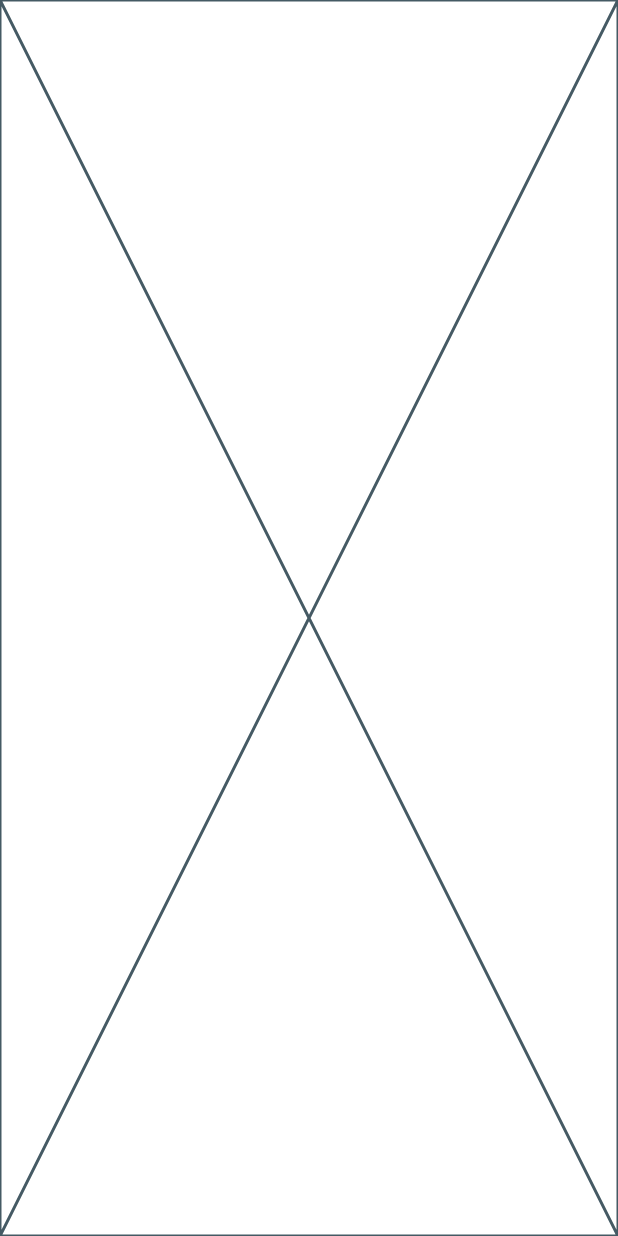
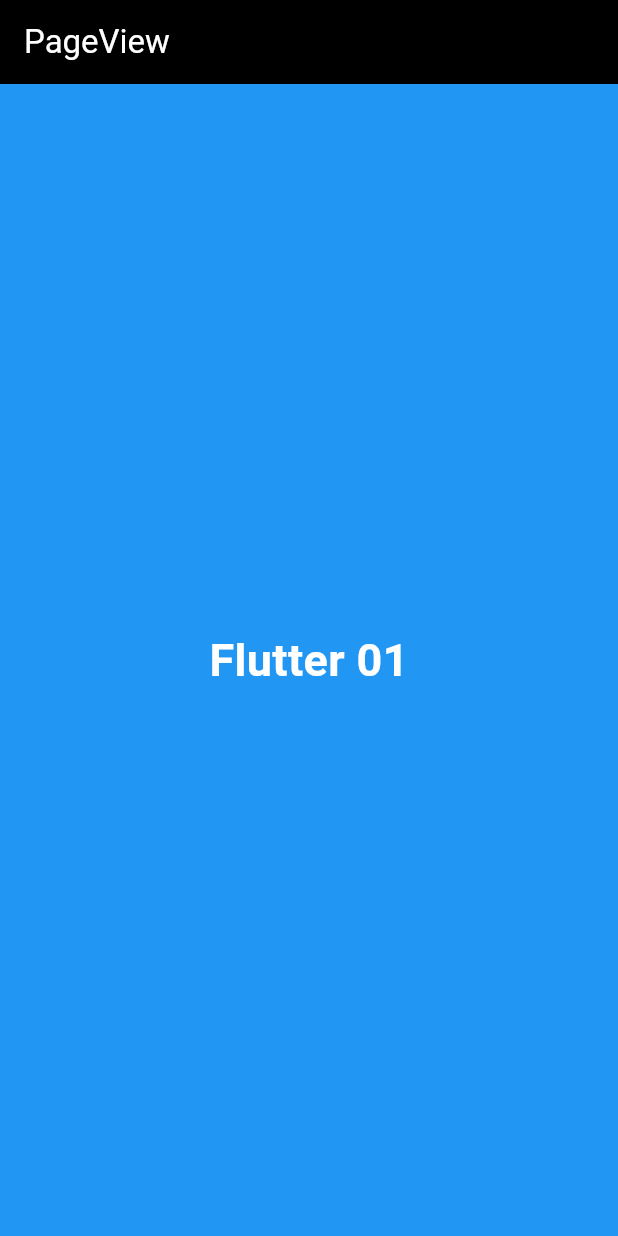
Before and after one commit to IRUKEKKACHI/250313-flutter-YS02, a Flutter app: the screen it shows after launch, on a phone screen of 412 x 824 dp. Run offline on Flutter 3.47's test engine with Material 3 defaults, Android fonts, the phone set to English and light mode, and no system bars.

Commit message:
feat : implement flow screen using PageView

```diff
--- a/lib/main.dart
+++ b/lib/main.dart
@@ -1,21 +1,9 @@
 import 'package:flutter/material.dart';
+import 'package:flutter_ys02_20230313/pageview/page_view_basic.dart' as pvBasic;
 
 void main() {
-  runApp(FlutterYSApp());
+  runApp(MaterialApp(
+    debugShowCheckedModeBanner: false,
+    home: pvBasic.PageViewBasic(),
+  ));
 }
-
-class FlutterYSApp extends StatelessWidget {
-  const FlutterYSApp({super.key});
-
-  @override
-  Widget build(BuildContext context) {
-    return MaterialApp(
-      debugShowCheckedModeBanner: false,
-      theme: ThemeData(
-        colorScheme: ColorScheme.fromSeed(seedColor: Colors.red),
-        useMaterial3: true,
-      ),
-      home: Placeholder(),
-    );
-  }
-}
--- /dev/null
+++ b/lib/pageview/page_view_basic.dart
@@ -0,0 +1,63 @@
+import 'package:flutter/material.dart';
+
+class PageViewBasic extends StatelessWidget {
+  const PageViewBasic({super.key});
+
+  @override
+  Widget build(BuildContext context) {
+    return Scaffold(
+      appBar: AppBar(
+        title: Text(
+          'PageView',
+          style: TextStyle(
+            color: Colors.white,
+          ),
+        ),
+        backgroundColor: Colors.black,
+      ),
+      body: PageView(
+        children: [
+          Container(
+            color: Colors.blue,
+            child: Center(
+              child: Text(
+                'Flutter 01',
+                style: TextStyle(
+                  color: Colors.white,
+                  fontWeight: FontWeight.bold,
+                  fontSize: 30,
+                ),
+              ),
+            ),
+          ),
+          Container(
+            color: Colors.yellowAccent,
+            child: Center(
+              child: Text(
+                'Flutter 02',
+                style: TextStyle(
+                  color: Colors.white,
+                  fontWeight: FontWeight.bold,
+                  fontSize: 30,
+                ),
+              ),
+            ),
+          ),
+          Container(
+            color: Colors.pinkAccent,
+            child: Center(
+              child: Text(
+                'Flutter 03',
+                style: TextStyle(
+                  color: Colors.white,
+                  fontWeight: FontWeight.bold,
+                  fontSize: 30,
+                ),
+              ),
+            ),
+          )
+        ],
+      ),
+    );
+  }
+}
```
